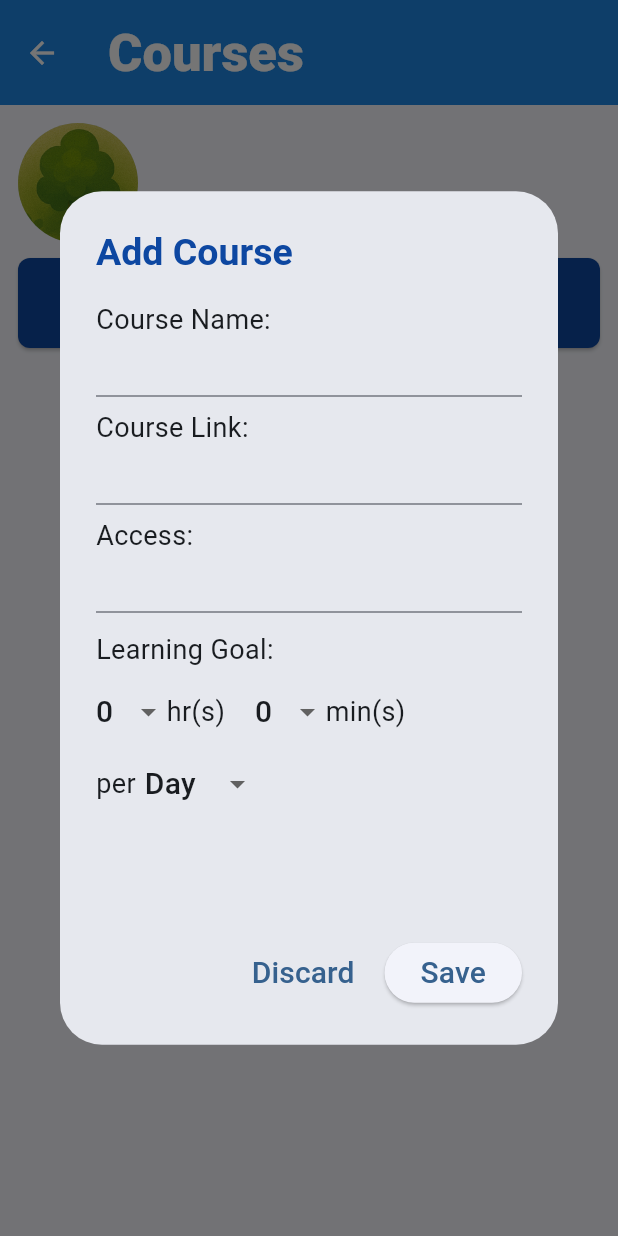
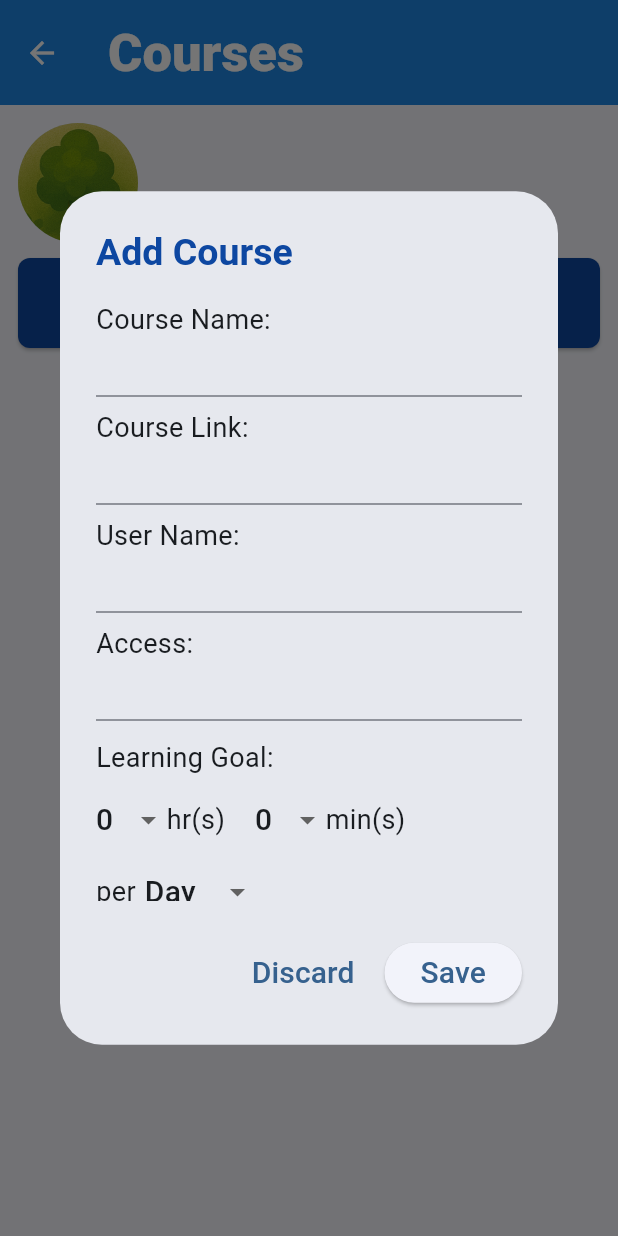
Before and after one commit to Crystal511123/StudyBuddy, a Flutter app: the CoursePage screen opened directly with empty values, after a tap on "Add Course", on a phone screen of 412 x 824 dp. Run offline on Flutter 3.47's test engine with Material 3 defaults, Android fonts, the phone set to English and light mode, and no system bars.

Commit message:
Add user name

```diff
--- a/lib/course.dart
+++ b/lib/course.dart
@@ -17,6 +17,9 @@ class _CoursePageState extends State<CoursePage> {
     );
     final TextEditingController linkController = TextEditingController(
       text: taskIndex != null ? sharedState.tasks[taskIndex]['link'] ?? '' : '',
+    );
+    final TextEditingController userNameController = TextEditingController(
+      text: taskIndex != null ? sharedState.tasks[taskIndex]['userName'] ?? '' : '',
     );
     final TextEditingController accessController = TextEditingController(
       text: taskIndex != null ? sharedState.tasks[taskIndex]['access'] ?? '' : '',
@@ -64,8 +67,20 @@ class _CoursePageState extends State<CoursePage> {
                     border: UnderlineInputBorder(),
                   ),
                 ),
+
+                //User Name
                 const SizedBox(height: 8),
-
+                const Align(alignment: Alignment.centerLeft, child: Text("User Name:",style:TextStyle(fontSize: 18,))),
+                TextField(
+                  style:TextStyle(fontSize:20),
+                  controller: userNameController,
+                  decoration: const InputDecoration(
+                    isDense: true,
+                    contentPadding: EdgeInsets.symmetric(vertical: 4),
+                    border: UnderlineInputBorder(),
+                  ),
+                ),
+                const SizedBox(height: 8),
                 // Access
                 const Align(alignment: Alignment.centerLeft, child: Text("Access:",style:TextStyle(fontSize: 18,))),
                 TextField(
@@ -185,12 +200,14 @@ class _CoursePageState extends State<CoursePage> {
                 // Update the course information in SharedState
                 if (nameController.text.isEmpty ||
                   linkController.text.isEmpty ||
+                  userNameController.text.isEmpty ||
                   accessController.text.isEmpty ||
                   (hourController==0 && minuteController==0 )
                   ) {
                   String missingFields = '';
                   if (nameController.text.isEmpty) missingFields += '-Course Name\n';
                   if (linkController.text.isEmpty) missingFields += '-Course Link\n';
+                  if (userNameController.text.isEmpty) missingFields += '-User Name\n';
                   if (accessController.text.isEmpty) missingFields += '-Access\n';
                   if (minuteController==0 && hourController==0) missingFields += '-Learning Goal\n';
 
@@ -217,6 +234,7 @@ class _CoursePageState extends State<CoursePage> {
                   sharedState.updateCourseInfo(taskIndex,
                     nameController.text,
                     linkController.text,
+                    userNameController.text,
                     accessController.text,
                     hourController,
                     minuteController,
@@ -228,6 +246,7 @@ class _CoursePageState extends State<CoursePage> {
                     'title': nameController.text,
                     'link': linkController.text,
                     'access': accessController.text,
+                    'userName': userNameController.text,
                     'hours': hourController,
                     'minutes': minuteController,
                     'period': selectedPeriod,
@@ -454,6 +473,20 @@ class _CoursePageState extends State<CoursePage> {
           ),
         ),
         const SizedBox(height: 4),
+        const Text("User Name:",style: TextStyle(fontSize: 23,fontWeight: FontWeight.w700,)),
+        SingleChildScrollView(
+          //for horizontal scrolling
+          scrollDirection: Axis.horizontal,
+          child: Text(
+            sharedState.tasks[index]['userName'],
+            style: const TextStyle(
+            decoration: TextDecoration.underline,
+            fontSize: 20,
+            color: Color.fromARGB(255, 42, 99, 145),
+          ),
+          ),
+        ),
+        const SizedBox(height: 4),
         const Text("Access:",style: TextStyle(fontSize: 23,fontWeight: FontWeight.w700,)),
         Text(
           sharedState.tasks[index]['access'],
--- a/lib/shared_state.dart
+++ b/lib/shared_state.dart
@@ -11,6 +11,7 @@ class SharedState extends ChangeNotifier {
       'progress': '30:34 / 30:34',
       'progressValue': 1.0,
       'link':'coursera.org/learn/Business-English',
+      'userName':'Crystal Kuo',
       'access':'0123456789',
       'hours':1,
       'minutes': 30,
@@ -37,9 +38,10 @@ class SharedState extends ChangeNotifier {
     hasNewTask = false; // Mark the task as seen
     notifyListeners();
   }
-  void updateCourseInfo(int index, String newCourseName, String newCourseLink, String newCourseAccess, int newCourseHours,int newCourseMinutes, String newCoursePeriod) {
+  void updateCourseInfo(int index, String newCourseName, String newCourseLink, String newUserName, String newCourseAccess, int newCourseHours,int newCourseMinutes, String newCoursePeriod) {
     tasks[index]['title'] = newCourseName; // Update the course name
     tasks[index]['link'] = newCourseLink; // Update the course name
+    tasks[index]['userName'] = newUserName;
     tasks[index]['access'] = newCourseAccess;
     tasks[index]['hours'] = newCourseHours;
     tasks[index]['minutes'] = newCourseMinutes;
```
